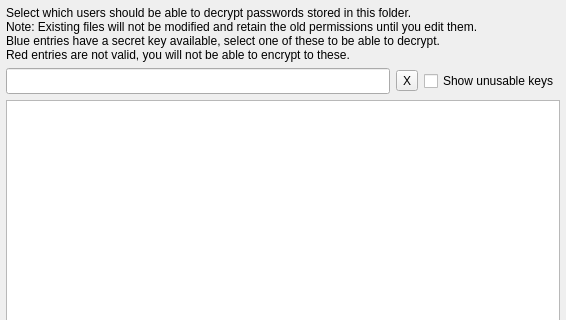
Above: usersdialog.ui from IJHack/QtPass before the change; both pictures show x 0 to 566 and y 0 to 320 of the 566 by 465 pixel window. Below: the same form after it.
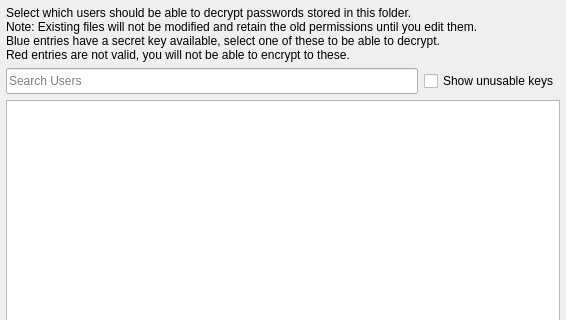
That is the form after the change. Icons and pictures are not drawn.

Commit message: Escape key and magic button in User search too, solves #142

Diff of the .ui file:
```diff
--- a/usersdialog.ui
+++ b/usersdialog.ui
@@ -61,20 +61,11 @@
          <height>26</height>
         </size>
        </property>
-      </widget>
-     </item>
-     <item>
-      <widget class="QToolButton" name="clearButton">
-       <property name="toolTip">
-        <string>Clear search</string>
+       <property name="placeholderText">
+        <string>Search Users</string>
        </property>
-       <property name="text">
-        <string>X</string>
-       </property>
-       <property name="icon">
-        <iconset theme="edit-clear">
-         <normalon>:/icons/edit-clear.svg</normalon>
-        </iconset>
+       <property name="clearButtonEnabled">
+        <bool>true</bool>
        </property>
       </widget>
      </item>
```
Left out of the diff: 1 changed line with no effect on the pictures. The commit also changes 2 other files.
